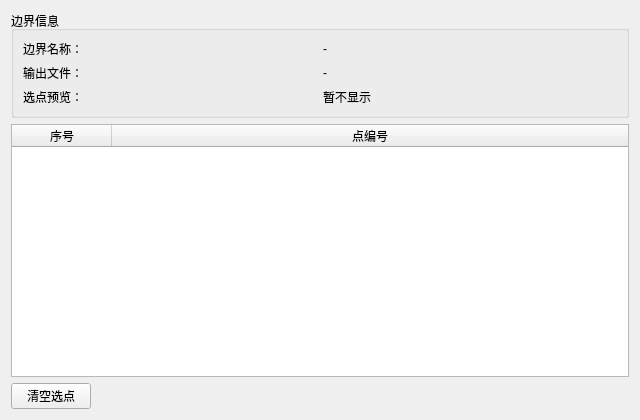
Old version of the form plugins/Base_Slover/SeepageBoundaryPage.ui in the repository asd977/base_cae.
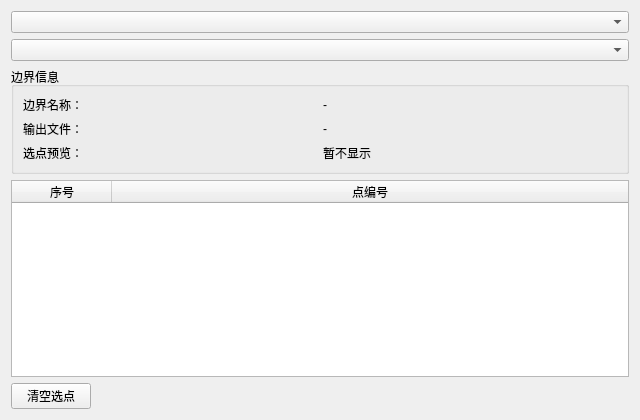
New version of the form.

Commit message: feat: add batch group selection to seepage boundary page

Diff of the .ui file:
```diff
--- a/plugins/Base_Slover/SeepageBoundaryPage.ui
+++ b/plugins/Base_Slover/SeepageBoundaryPage.ui
@@ -14,6 +14,12 @@
    <string>渗流边界</string>
   </property>
   <layout class="QVBoxLayout" name="verticalLayout">
+   <item>
+    <widget class="QComboBox" name="comboBoxDim"/>
+   </item>
+   <item>
+    <widget class="QComboBox" name="comboBoxGroup"/>
+   </item>
    <item>
     <widget class="QGroupBox" name="groupBoxInfo">
      <property name="title">
```
The commit also changes 2 other files.
